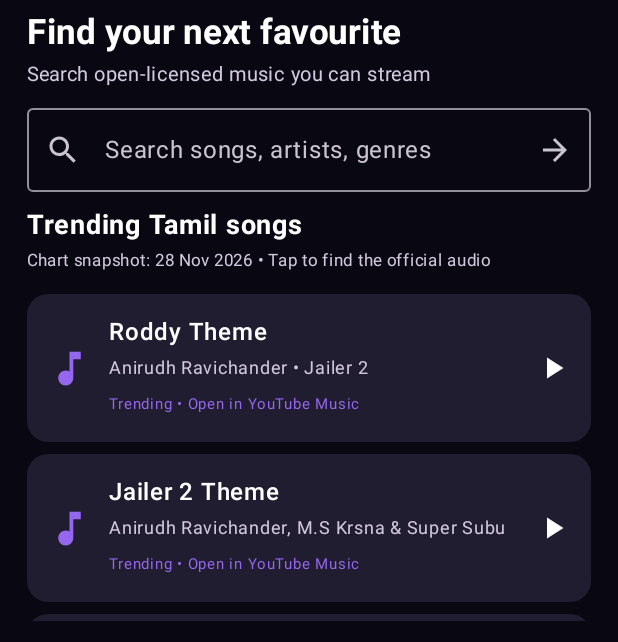
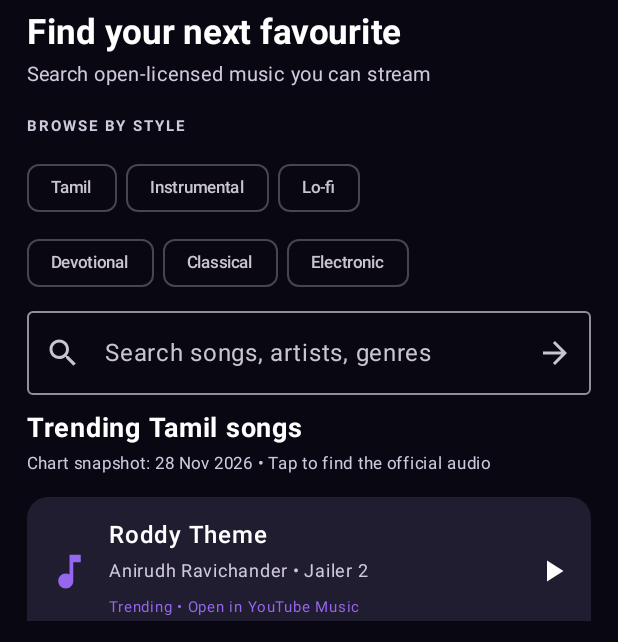
Before and after one commit to darshan-raj-christeen/sound-of-souls, an Android app built with Jetpack Compose: the screen it shows after launch (MainActivity), on a phone screen of 412 x 824 dp, the part 594-1236 px from its top. Run offline under Robolectric (Android 15) with nearby library versions, the phone set to English and light mode, and no system bars; 5 statements that could not run were skipped.

Commit message:
Add quick genre browsing for online music

```diff
--- a/app/src/main/java/com/soundofsouls/player/MainActivity.kt
+++ b/app/src/main/java/com/soundofsouls/player/MainActivity.kt
@@ -931,6 +931,29 @@ private fun SoundOfSoulsScreen(
                         Text("Find your next favourite", color = primaryText, fontSize = 23.sp, fontWeight = FontWeight.Bold)
                         Text(if (highQualityAudio) "High quality preference: lossless files first when available" else "Search open-licensed music you can stream", color = secondaryText, fontSize = 13.sp,
                             modifier = Modifier.padding(top = 3.dp, bottom = 10.dp))
+                        Text("BROWSE BY STYLE", color = secondaryText, fontSize = 10.sp,
+                            fontWeight = FontWeight.Bold, letterSpacing = 1.3.sp,
+                            modifier = Modifier.padding(bottom = 5.dp))
+                        Column(verticalArrangement = Arrangement.spacedBy(2.dp)) {
+                            listOf(
+                                listOf("Tamil", "Instrumental", "Lo-fi"),
+                                listOf("Devotional", "Classical", "Electronic")
+                            ).forEach { row ->
+                                Row(horizontalArrangement = Arrangement.spacedBy(6.dp)) {
+                                    row.forEach { style ->
+                                        FilterChip(
+                                            selected = searchQuery.equals(style, ignoreCase = true),
+                                            onClick = {
+                                                onSearchQueryChange("$style music")
+                                                onSearch()
+                                            },
+                                            label = { Text(style, fontSize = 11.sp) }
+                                        )
+                                    }
+                                }
+                            }
+                        }
+                        Spacer(Modifier.height(8.dp))
                         OutlinedTextField(
                             value = searchQuery, onValueChange = onSearchQueryChange,
                             modifier = Modifier.fillMaxWidth(), singleLine = true,
```
